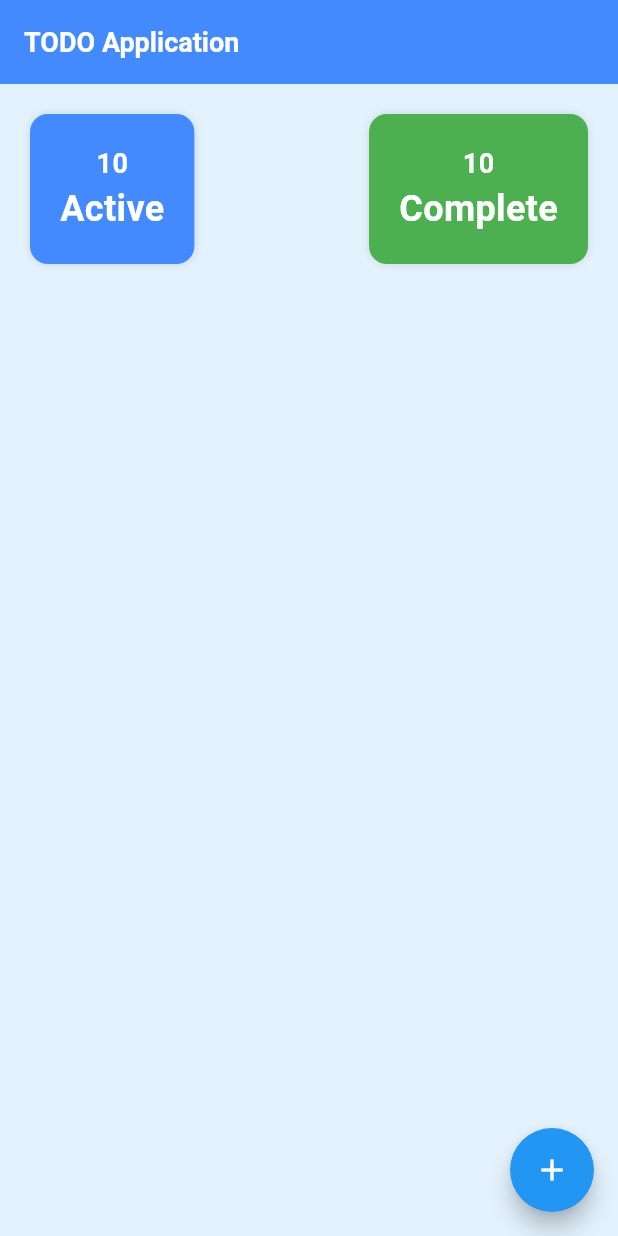
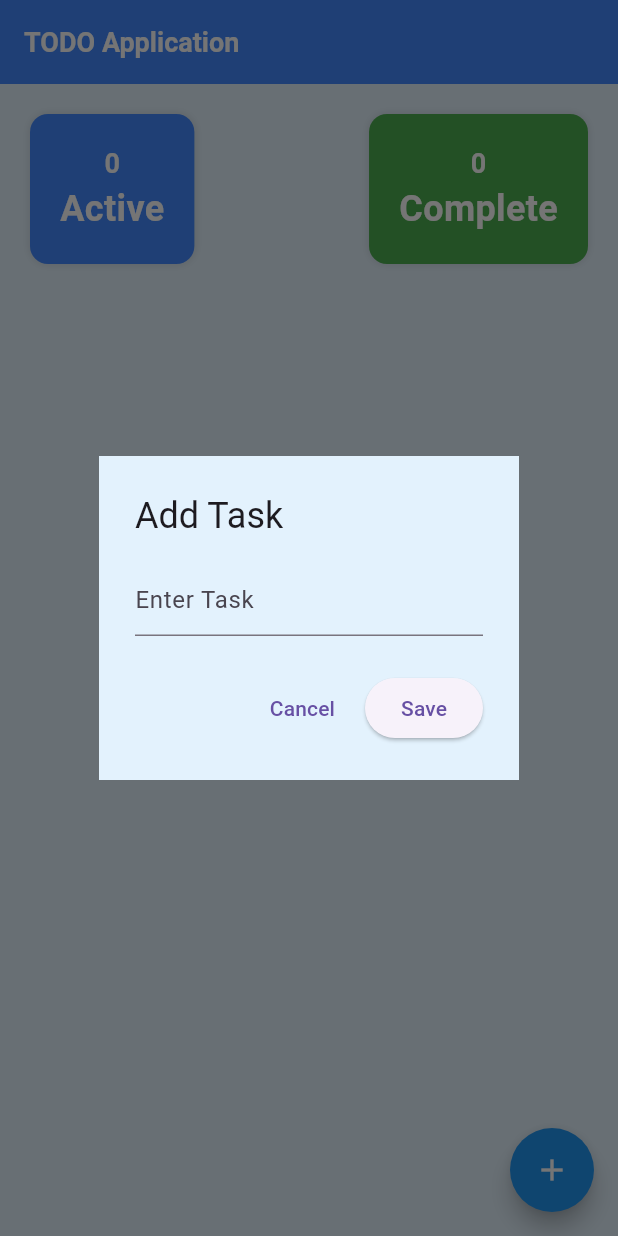
Before and after one commit to MarufMobin/Todo, a Flutter app: the screen it shows after launch, after a tap on the "add" icon, on a phone screen of 412 x 824 dp. Run offline on Flutter 3.47's test engine with Material 3 defaults, Android fonts, the phone set to English and light mode, and no system bars.

Commit message:
[ Make a fully Functional todo application ] [ which is do any thing like Active task track and complete task track also able to delete it ]

```diff
--- a/lib/screens/todo_screen.dart
+++ b/lib/screens/todo_screen.dart
@@ -8,16 +8,102 @@ class TodoScreen extends StatefulWidget {
 }
 
 class _TodoScreenState extends State<TodoScreen> {
+  // List of map for added task are here
+  List<Map<String, dynamic>> tasks = [];
+  bool showActiveTask = true;
+
+  // Add Task Function are here
+  void _addTask(String task) {
+    setState(() {
+      tasks.add({'task': task, 'completed': false});
+      Navigator.pop(context);
+    });
+  }
+
+  // Edit Task Function are here
+  void _editTask(int index, String updateTask) {
+    setState(() {
+      tasks[index]['task'] = updateTask;
+      Navigator.pop(context);
+    });
+  }
+
 
   // Task Dialog code are start here
-  void _showTaskDialog(){
+  void _showTaskDialog({int? index}) {
 
+    TextEditingController _taskController = TextEditingController(
+      text: index != null ? tasks[index]['task'] : ''
+    );
+
+
+    // Show Dialog Related work are start here
+    showDialog(
+      context: context,
+      builder: (context) => AlertDialog(
+        backgroundColor: Colors.blue.shade50,
+        shape: RoundedRectangleBorder(borderRadius: BorderRadius.zero),
+        title: Text( index != null ? 'Edit Task' : 'Add Task'),
+        content: TextField(
+          decoration: InputDecoration(hintText: 'Enter Task'),
+          controller: _taskController,
+        ),
+        actions: [
+          // Cancel button
+          TextButton(
+            onPressed: () {
+              Navigator.pop(context);
+            },
+            child: Text( 'Cancel'),
+          ),
+
+          // save task Button
+          ElevatedButton(
+            onPressed: () {
+              if (_taskController.text.trim().isNotEmpty) {
+                if( index != null){
+                  _editTask(index, _taskController.text);
+                }else{
+                  _addTask(_taskController.text);
+                }
+              }
+            },
+            child: Text(index != null ? 'Update' : 'Save'),
+          ),
+        ],
+      ),
+    );
+    // Show Dialog Related work are end here
   }
 
   // Task Dialog Code are end here
 
+  // Active to Complete / Complete to Active toggle are here
+  void toggleTaskStatus(int index) {
+    setState(() {
+      tasks[index]['completed'] = !tasks[index]['completed'];
+    });
+  }
+
+  // Delete Task related work are here
+  void deleteTask(int index) {
+    setState(() {
+      tasks.removeAt(index);
+    });
+  }
+
+  // Completed and Active task are find there
+  int get activeTask => tasks.where((task) => !task['completed']).length;
+
+  int get completedTask => tasks.where((task) => task['completed']).length;
+
   @override
   Widget build(BuildContext context) {
+    // Task Filter Related Work are here
+    List<Map<String, dynamic>> filtedTask = tasks
+        .where((task) => task['completed'] != showActiveTask)
+        .toList();
+
     return Scaffold(
       backgroundColor: Colors.blue.shade50,
       appBar: AppBar(
@@ -37,18 +123,26 @@ class _TodoScreenState extends State<TodoScreen> {
           Row(
             mainAxisAlignment: MainAxisAlignment.spaceBetween,
             children: [
-              Container(
+              InkWell(
+                onTap: () {
+                  setState(() {
+                    showActiveTask = true;
+                  });
+                },
+                child: Container(
                   padding: const EdgeInsets.all(20),
                   margin: const EdgeInsets.all(20),
                   decoration: BoxDecoration(
                     color: Colors.blueAccent,
                     borderRadius: BorderRadius.circular(12),
-                  boxShadow: [BoxShadow(color: Colors.black12, blurRadius: 4)],
+                    boxShadow: [
+                      BoxShadow(color: Colors.black12, blurRadius: 4),
+                    ],
                   ),
                   child: Column(
                     children: [
                       Text(
-                      '10',
+                        activeTask.toString(),
                         style: TextStyle(
                           color: Colors.white,
                           fontSize: 18,
@@ -66,18 +160,27 @@ class _TodoScreenState extends State<TodoScreen> {
                     ],
                   ),
                 ),
-              Container(
+              ),
+              InkWell(
+                onTap: () {
+                  setState(() {
+                    showActiveTask = false;
+                  });
+                },
+                child: Container(
                   padding: const EdgeInsets.all(20),
                   margin: const EdgeInsets.all(20),
                   decoration: BoxDecoration(
                     color: Colors.green,
                     borderRadius: BorderRadius.circular(12),
-                  boxShadow: [BoxShadow(color: Colors.black12, blurRadius: 4)],
+                    boxShadow: [
+                      BoxShadow(color: Colors.black12, blurRadius: 4),
+                    ],
                   ),
                   child: Column(
                     children: [
                       Text(
-                      '10',
+                        completedTask.toString(),
                         style: TextStyle(
                           color: Colors.white,
                           fontSize: 18,
@@ -95,13 +198,70 @@ class _TodoScreenState extends State<TodoScreen> {
                     ],
                   ),
                 ),
+              ),
             ],
           ),
           // Heading Section or hero Section work end start here
+
+          // List view builder for showing Task
+          Expanded(
+            child: Padding(
+              padding: const EdgeInsets.only(left: 10, right: 10),
+              child: ListView.builder(
+                itemCount: filtedTask.length,
+                itemBuilder: (context, index) {
+                  // Swap Related Work are here
+                  return Dismissible(
+                    key: Key(UniqueKey().toString()),
+                    background: Container(
+                      color: Colors.blue,
+                      child: Icon(Icons.check, color: Colors.white),
+                    ),
+                    secondaryBackground: Container(
+                      color: Colors.red,
+                      child: Icon(Icons.delete, color: Colors.white),
+                    ),
+                    onDismissed: (direction) {
+                      if (direction == DismissDirection.startToEnd) {
+                        toggleTaskStatus(index);
+                      } else {
+                        deleteTask(index);
+                      }
+                    },
+                    child: Card(
+                      child: ListTile(
+                        title: Text(
+                          filtedTask[index]['task'],
+                          style: TextStyle(
+                            decoration: filtedTask[index]['completed']
+                                ? TextDecoration.lineThrough
+                                : null,
+                          ),
+                        ),
+                        // Check box related work are here
+                        leading: Checkbox(
+                            shape: CircleBorder(),
+                            value: filtedTask[index]['completed'],
+                            onChanged: (value) => toggleTaskStatus(index),
+
+                        ),
+                        // Edit related work are here
+                        trailing: IconButton(
+
+                          onPressed: () => _showTaskDialog(index: index),
+                          icon: Icon(Icons.edit),
+                        ),
+                      ),
+                    ),
+                  );
+                },
+              ),
+            ),
+          ),
         ],
       ),
       floatingActionButton: FloatingActionButton(
-        onPressed: () {},
+        onPressed: () => _showTaskDialog(),
         child: Icon(Icons.add, color: Colors.white, size: 24),
         backgroundColor: Colors.blue,
         shape: RoundedRectangleBorder(borderRadius: BorderRadius.circular(30)),
```
Lines whose indentation alone changed are shown as unchanged.
